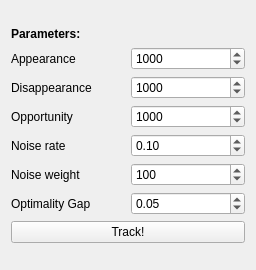
This is ilastik/applets/tracking/drawer.ui in ilastik/ilastik as Qt 5 draws it before an edit. The edited form follows.
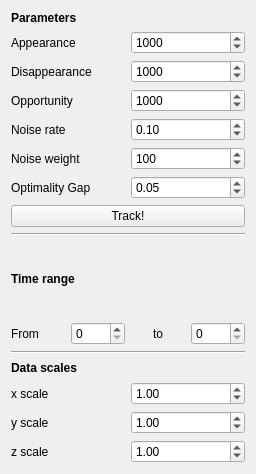
This is the edited form.

Commit message: tracking: expose more parameters in gui!

Diff of the .ui file:
```diff
--- a/ilastik/applets/tracking/drawer.ui
+++ b/ilastik/applets/tracking/drawer.ui
@@ -7,7 +7,7 @@
     <x>0</x>
     <y>0</y>
     <width>256</width>
-    <height>270</height>
+    <height>474</height>
    </rect>
   </property>
   <property name="sizePolicy">
@@ -31,7 +31,7 @@
   <property name="windowTitle">
    <string>Form</string>
   </property>
-  <layout class="QVBoxLayout" name="verticalLayout_2">
+  <layout class="QVBoxLayout" name="verticalLayout_4">
    <item>
     <layout class="QVBoxLayout" name="verticalLayout">
      <item>
@@ -43,7 +43,7 @@
         </sizepolicy>
        </property>
        <property name="text">
-        <string>&lt;html&gt;&lt;head/&gt;&lt;body&gt;&lt;p&gt;&lt;span style=&quot; font-weight:600;&quot;&gt;Parameters:&lt;/span&gt;&lt;/p&gt;&lt;/body&gt;&lt;/html&gt;</string>
+        <string>&lt;html&gt;&lt;head/&gt;&lt;body&gt;&lt;p&gt;&lt;span style=&quot; font-weight:600;&quot;&gt;Parameters&lt;/span&gt;&lt;/p&gt;&lt;/body&gt;&lt;/html&gt;</string>
        </property>
       </widget>
      </item>
@@ -174,6 +174,127 @@
      </item>
     </layout>
    </item>
+   <item>
+    <widget class="Line" name="line">
+     <property name="orientation">
+      <enum>Qt::Horizontal</enum>
+     </property>
+    </widget>
+   </item>
+   <item>
+    <layout class="QVBoxLayout" name="verticalLayout_3">
+     <item>
+      <widget class="QLabel" name="label_12">
+       <property name="font">
+        <font>
+         <weight>75</weight>
+         <bold>true</bold>
+        </font>
+       </property>
+       <property name="text">
+        <string>Time range</string>
+       </property>
+      </widget>
+     </item>
+     <item>
+      <layout class="QHBoxLayout" name="horizontalLayout">
+       <item>
+        <widget class="QLabel" name="label_13">
+         <property name="text">
+          <string>From</string>
+         </property>
+        </widget>
+       </item>
+       <item>
+        <widget class="QSpinBox" name="from_time"/>
+       </item>
+       <item>
+        <widget class="QLabel" name="label_14">
+         <property name="text">
+          <string>to</string>
+         </property>
+         <property name="alignment">
+          <set>Qt::AlignCenter</set>
+         </property>
+        </widget>
+       </item>
+       <item>
+        <widget class="QSpinBox" name="to_time"/>
+       </item>
+      </layout>
+     </item>
+    </layout>
+   </item>
+   <item>
+    <widget class="Line" name="line_2">
+     <property name="orientation">
+      <enum>Qt::Horizontal</enum>
+     </property>
+    </widget>
+   </item>
+   <item>
+    <layout class="QVBoxLayout" name="verticalLayout_2">
+     <item>
+      <widget class="QLabel" name="label_8">
+       <property name="font">
+        <font>
+         <weight>75</weight>
+         <bold>true</bold>
+        </font>
+       </property>
+       <property name="text">
+        <string>Data scales</string>
+       </property>
+      </widget>
+     </item>
+     <item>
+      <layout class="QGridLayout" name="gridLayout">
+       <item row="1" column="0">
+        <widget class="QLabel" name="label_10">
+         <property name="text">
+          <string>y scale</string>
+         </property>
+        </widget>
+       </item>
+       <item row="2" column="0">
+        <widget class="QLabel" name="label_11">
+         <property name="text">
+          <string>z scale</string>
+         </property>
+        </widget>
+       </item>
+       <item row="0" column="0">
+        <widget class="QLabel" name="label_9">
+         <property name="text">
+          <string>x scale</string>
+         </property>
+        </widget>
+       </item>
+       <item row="0" column="1">
+        <widget class="QDoubleSpinBox" name="x_scale">
+         <property name="value">
+          <double>1.000000000000000</double>
+         </property>
+        </widget>
+       </item>
+       <item row="1" column="1">
+        <widget class="QDoubleSpinBox" name="y_scale">
+         <property name="value">
+          <double>1.000000000000000</double>
+         </property>
+        </widget>
+       </item>
+       <item row="2" column="1">
+        <widget class="QDoubleSpinBox" name="z_scale">
+         <property name="value">
+          <double>1.000000000000000</double>
+         </property>
+        </widget>
+       </item>
+      </layout>
+     </item>
+    </layout>
+   </item>
   </layout>
  </widget>
  <resources/>
```
The commit also changes 5 other files.
